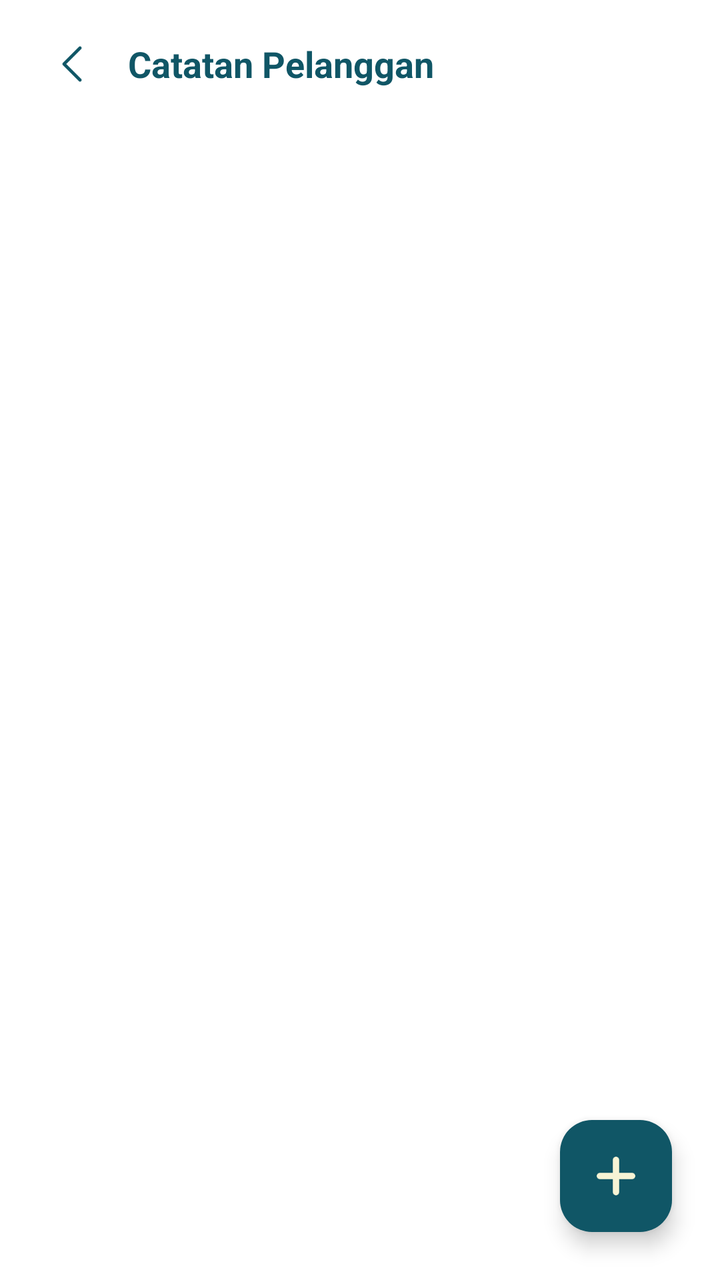
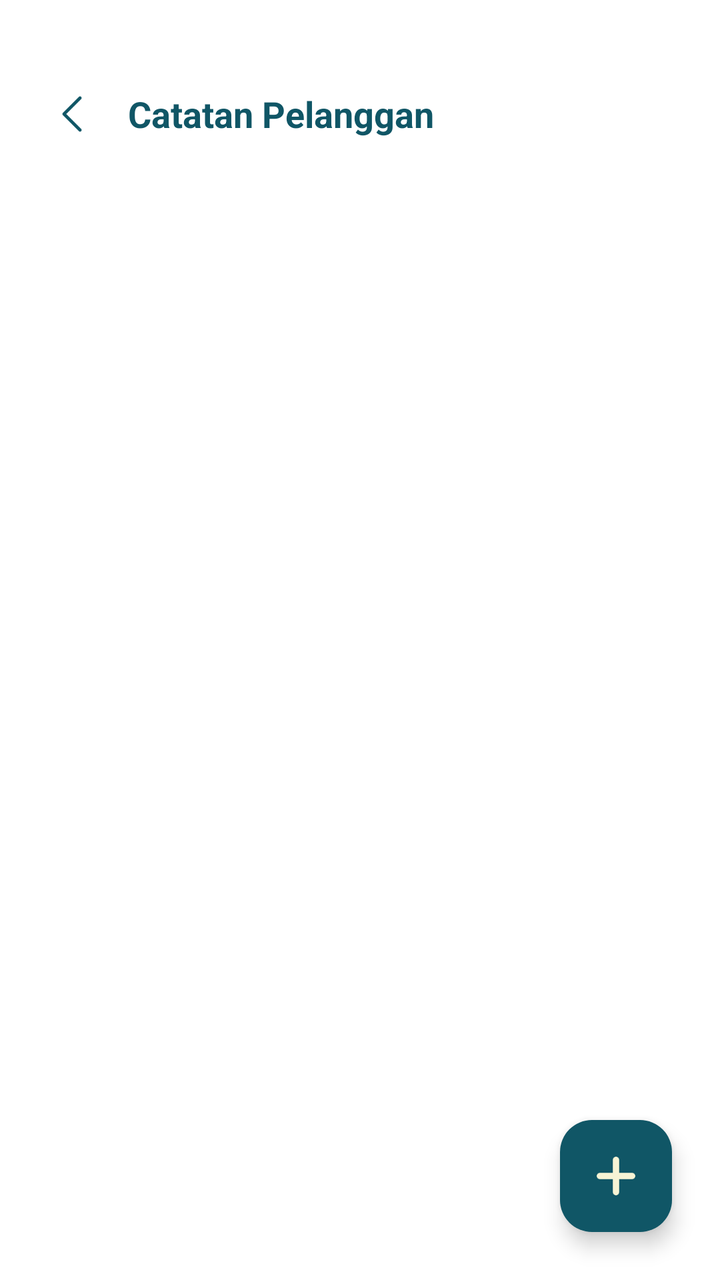

Two renders of the same Android screen: before a commit and after it. Below are the layout's source before the change and the commit's diff.
<!-- AndroidManifest.xml: application theme Theme.Penjualan -->
<!-- res/layout/activity_pelanggan.xml -->
<?xml version="1.0" encoding="utf-8"?>
<androidx.coordinatorlayout.widget.CoordinatorLayout xmlns:android="http://schemas.android.com/apk/res/android"
    xmlns:app="http://schemas.android.com/apk/res-auto"
    xmlns:tools="http://schemas.android.com/tools"
    android:layout_width="match_parent"
    android:layout_height="match_parent"
    android:background="@color/white">

    <com.google.android.material.appbar.AppBarLayout
        android:layout_width="match_parent"
        android:layout_height="wrap_content"
        android:background="@color/white"
        app:elevation="0dp">

        <androidx.appcompat.widget.Toolbar
            android:id="@+id/toolbarPelanggan"
            android:layout_width="match_parent"
            android:layout_height="?attr/actionBarSize">

            <ImageButton
                android:id="@+id/btnBackPelanggan"
                android:layout_width="40dp"
                android:layout_height="40dp"
                android:background="?attr/selectableItemBackgroundBorderless"
                android:src="@drawable/ic_back"
                android:padding="8dp"
                android:scaleType="centerInside"
                app:tint="@color/teal_deep" />

            <TextView
                android:layout_width="wrap_content"
                android:layout_height="wrap_content"
                android:layout_marginStart="24dp"
                android:text="Catatan Pelanggan"
                android:textColor="@color/teal_deep"
                android:textSize="18sp"
                android:textStyle="bold" />
        </androidx.appcompat.widget.Toolbar>
    </com.google.android.material.appbar.AppBarLayout>

    <androidx.recyclerview.widget.RecyclerView
        android:id="@+id/rvPelanggan"
        android:layout_width="match_parent"
        android:layout_height="match_parent"
        android:clipToPadding="false"
        android:padding="8dp"
        app:layout_behavior="@string/appbar_scrolling_view_behavior" />

    <com.google.android.material.floatingactionbutton.FloatingActionButton
        android:id="@+id/fabTambahPelanggan"
        android:layout_width="wrap_content"
        android:layout_height="wrap_content"
        android:layout_gravity="bottom|end"
        android:layout_margin="24dp"
        android:src="@drawable/ic_plus"
        app:backgroundTint="@color/teal_deep"
        app:tint="@color/cream" />

</androidx.coordinatorlayout.widget.CoordinatorLayout>
<!-- resources referenced by this layout -->
<resources>
  <color name="cream">#F7F4D5</color>
  <color name="teal_deep">#105666</color>
  <color name="white">#FFFFFFFF</color>
  <!-- drawable ic_back: png bitmap (drawable, 536 bytes) -->
  <!-- drawable ic_plus: png bitmap (drawable, 815 bytes) -->
  <style name="Theme.Penjualan" parent="Base.Theme.Penjualan" />
  <style name="Base.Theme.Penjualan" parent="Theme.Material3.DayNight.NoActionBar">
          
          <item name="colorPrimary">@color/teal_deep</item>
          <item name="colorOnPrimary">@color/cream</item>
          <item name="colorPrimaryContainer">@color/teal_light</item>
          <item name="colorOnPrimaryContainer">@color/white</item>
  
          <item name="colorSecondary">@color/teal_light</item>
          <item name="colorOnSecondary">@color/white</item>
  
          <item name="android:windowBackground">@color/white</item>
          <item name="android:statusBarColor">@color/teal_deep</item>
      </style>
  <color name="teal_light">#1A7D91</color>
</resources>

<!-- the commit's change to res/layout/activity_pelanggan.xml (unified diff, before → after) -->
@@ -10,6 +10,7 @@
         android:layout_width="match_parent"
         android:layout_height="wrap_content"
         android:background="@color/white"
+        android:paddingTop="25dp"
         app:elevation="0dp">
 
         <androidx.appcompat.widget.Toolbar
